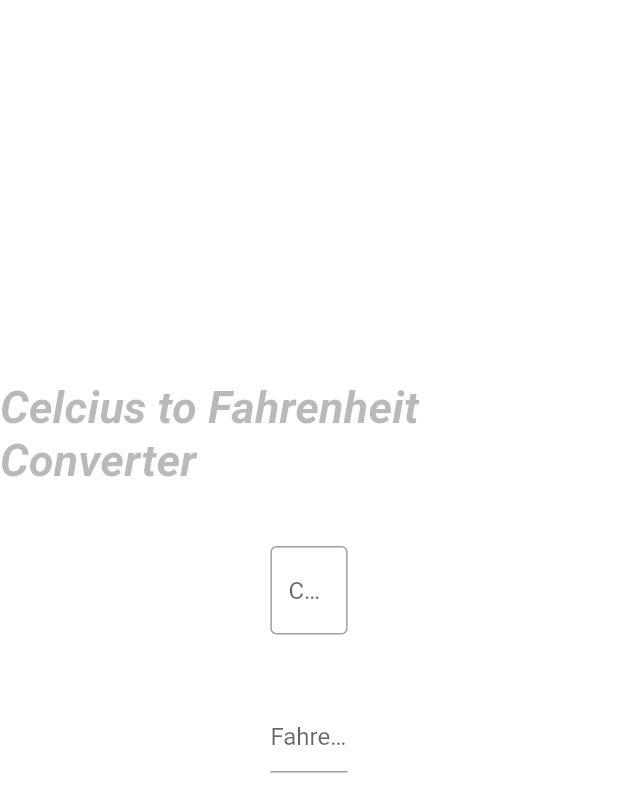
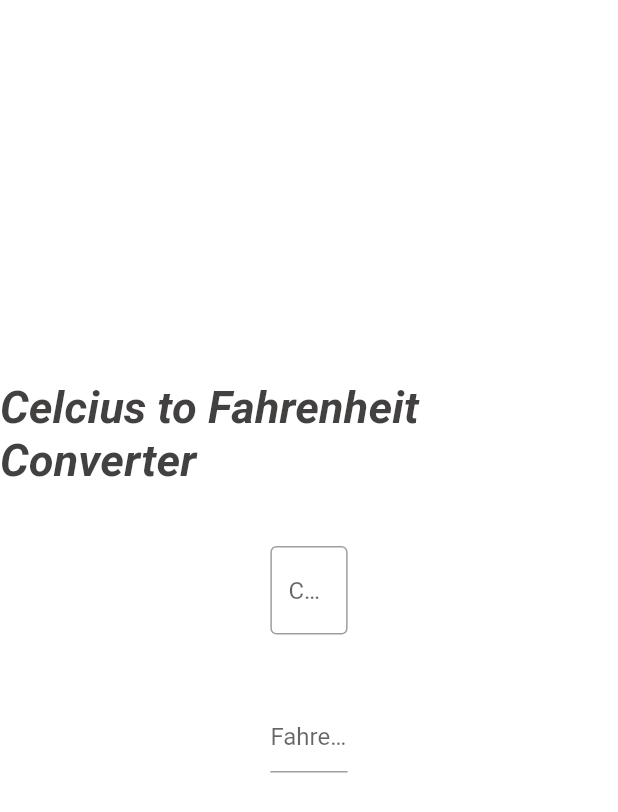
Before and after one commit to startlingmind/temperature_convert, a Flutter app: the screen it shows after launch, on a phone screen of 412 x 824 dp. Shown: the top 812 px of the screen. Run offline on Flutter 3.47's test engine with Material 2 defaults, Android fonts, the phone set to English and light mode, and no system bars; Roboto replaces fonts that are missing (Arial).

Commit message:
update home_page.dart

```diff
--- a/lib/home_page.dart
+++ b/lib/home_page.dart
@@ -10,8 +10,7 @@ class HomePage extends StatelessWidget {
     return Scaffold(
       body: Container(
           alignment: Alignment.center,
-          decoration:
-              const BoxDecoration(color: Color.fromARGB(50, 255, 255, 255)),
+          decoration: const BoxDecoration(color: Colors.white30),
           child: Padding(
             padding: Width > 500 && Height > 500
                 ? const EdgeInsets.only(top: 80, bottom: 80)
@@ -21,8 +20,8 @@ class HomePage extends StatelessWidget {
                 decoration:
                     const BoxDecoration(color: Colors.white, boxShadow: [
                   BoxShadow(
-                    blurRadius: 5,
-                    spreadRadius: 5,
+                    blurRadius: 10,
+                    spreadRadius: 10,
                     color: Color.fromARGB(31, 98, 93, 93),
                   ),
                 ]),
@@ -39,8 +38,6 @@ class Conversion extends StatelessWidget {
 
   @override
   Widget build(BuildContext context) {
-    double height = MediaQuery.of(context).size.height;
-    double width = MediaQuery.of(context).size.width;
     return Column(
       crossAxisAlignment: CrossAxisAlignment.center,
       mainAxisAlignment: MainAxisAlignment.center,
@@ -52,7 +49,7 @@ class Conversion extends StatelessWidget {
               fontSize: 30,
               fontStyle: FontStyle.italic,
               fontFamily: 'Arial',
-              color: Color.fromARGB(82, 41, 34, 34),
+              color: Color.fromARGB(234, 50, 47, 47),
               overflow: TextOverflow.clip),
         ),
         SizedBox(
@@ -125,16 +122,14 @@ class _RowLayoutState extends State<RowLayout> {
             controller: fahrenheitController,
             readOnly: true,
             decoration: const InputDecoration(
-              //labelText: "celcius",
               hintText: "fahrenheit",
             ),
           ),
-        )
+        ),
       ],
     );
   }
 
-  @override
   void _updateTarget() {
     String celcius = celciusController.text;
     double fahrenheit = double.parse(celcius);
@@ -180,11 +175,10 @@ class ColumnLayout extends StatelessWidget {
           child: const TextField(
             readOnly: true,
             decoration: InputDecoration(
-              //labelText: "celcius",
               hintText: "Fahrenheit",
             ),
           ),
-        )
+        ),
       ],
     );
   }
```
